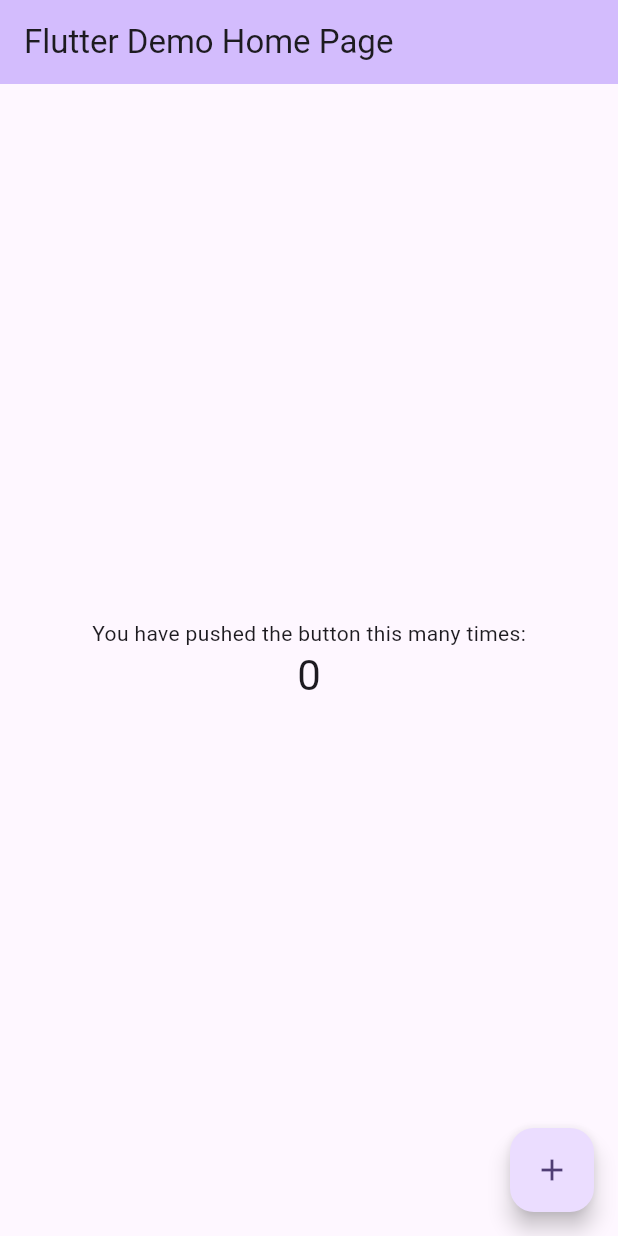
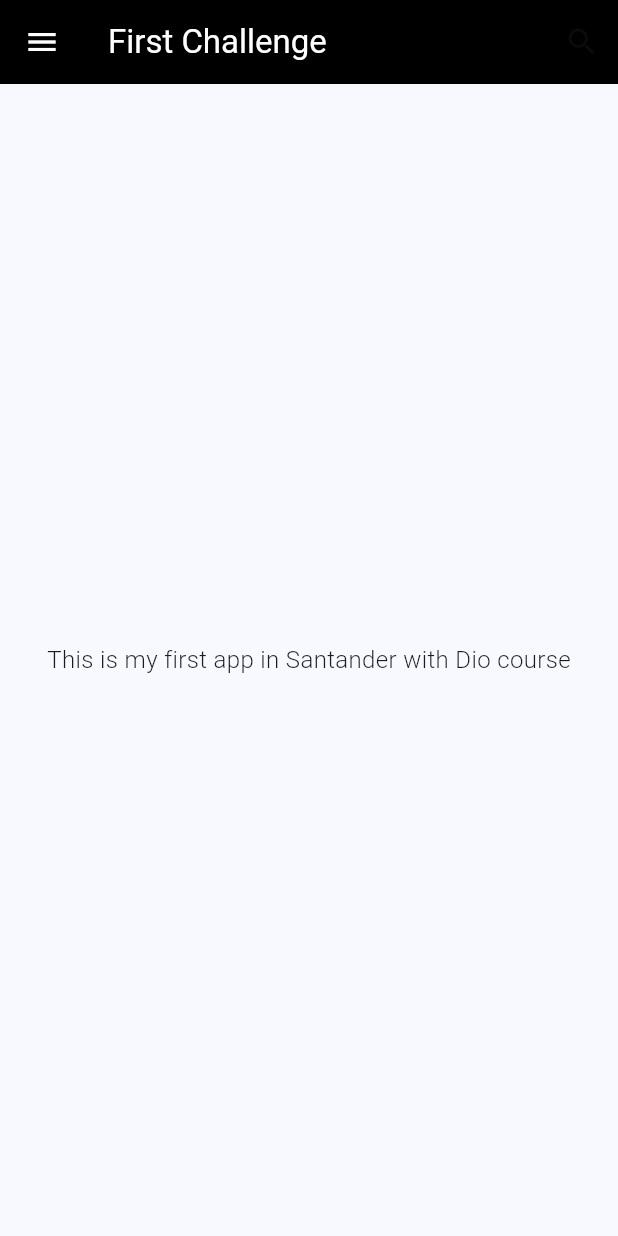
Before and after one commit to Bruno-Ces4r/myFlutterApp, a Flutter app: the screen it shows after launch, on a phone screen of 412 x 824 dp. Run offline on Flutter 3.47's test engine with Material 2 defaults, Android fonts, the phone set to English and light mode, and no system bars.

Commit message:
feature: add a simple home page

```diff
--- a/lib/main.dart
+++ b/lib/main.dart
@@ -13,40 +13,16 @@ class MyApp extends StatelessWidget {
     return MaterialApp(
       title: 'Flutter Demo',
       theme: ThemeData(
-        // This is the theme of your application.
-        //
-        // TRY THIS: Try running your application with "flutter run". You'll see
-        // the application has a blue toolbar. Then, without quitting the app,
-        // try changing the seedColor in the colorScheme below to Colors.green
-        // and then invoke "hot reload" (save your changes or press the "hot
-        // reload" button in a Flutter-supported IDE, or press "r" if you used
-        // the command line to start the app).
-        //
-        // Notice that the counter didn't reset back to zero; the application
-        // state is not lost during the reload. To reset the state, use hot
-        // restart instead.
-        //
-        // This works for code too, not just values: Most code changes can be
-        // tested with just a hot reload.
-        colorScheme: ColorScheme.fromSeed(seedColor: Colors.deepPurple),
+        colorScheme: ColorScheme.fromSeed(seedColor: Colors.blue),
         useMaterial3: true,
       ),
-      home: const MyHomePage(title: 'Flutter Demo Home Page'),
+      home: const MyHomePage(title: 'First challenge'),
     );
   }
 }
 
 class MyHomePage extends StatefulWidget {
   const MyHomePage({super.key, required this.title});
-
-  // This widget is the home page of your application. It is stateful, meaning
-  // that it has a State object (defined below) that contains fields that affect
-  // how it looks.
-
-  // This class is the configuration for the state. It holds the values (in this
-  // case the title) provided by the parent (in this case the App widget) and
-  // used by the build method of the State. Fields in a Widget subclass are
-  // always marked "final".
 
   final String title;
 
@@ -55,19 +31,6 @@ class MyHomePage extends StatefulWidget {
 }
 
 class _MyHomePageState extends State<MyHomePage> {
-  int _counter = 0;
-
-  void _incrementCounter() {
-    setState(() {
-      // This call to setState tells the Flutter framework that something has
-      // changed in this State, which causes it to rerun the build method below
-      // so that the display can reflect the updated values. If we changed
-      // _counter without calling setState(), then the build method would not be
-      // called again, and so nothing would appear to happen.
-      _counter++;
-    });
-  }
-
   @override
   Widget build(BuildContext context) {
     // This method is rerun every time setState is called, for instance as done
@@ -78,48 +41,33 @@ class _MyHomePageState extends State<MyHomePage> {
     // than having to individually change instances of widgets.
     return Scaffold(
       appBar: AppBar(
-        // TRY THIS: Try changing the color here to a specific color (to
-        // Colors.amber, perhaps?) and trigger a hot reload to see the AppBar
-        // change color while the other colors stay the same.
-        backgroundColor: Theme.of(context).colorScheme.inversePrimary,
-        // Here we take the value from the MyHomePage object that was created by
-        // the App.build method, and use it to set our appbar title.
-        title: Text(widget.title),
+        backgroundColor: Colors.black,
+        leading: const IconButton(
+          icon: Icon(
+            Icons.menu,
+            color: Colors.white,
+          ),
+          tooltip: 'Navigation Menu',
+          onPressed: null,
+        ),
+        title: const Text(
+          'First Challenge',
+          style: TextStyle(color: Colors.white),
+        ),
+        actions: const [
+          IconButton(
+            icon: Icon(Icons.search),
+            tooltip: 'Search',
+            onPressed: null,
+          )
+        ],
       ),
-      body: Center(
-        // Center is a layout widget. It takes a single child and positions it
-        // in the middle of the parent.
-        child: Column(
-          // Column is also a layout widget. It takes a list of children and
-          // arranges them vertically. By default, it sizes itself to fit its
-          // children horizontally, and tries to be as tall as its parent.
-          //
-          // Column has various properties to control how it sizes itself and
-          // how it positions its children. Here we use mainAxisAlignment to
-          // center the children vertically; the main axis here is the vertical
-          // axis because Columns are vertical (the cross axis would be
-          // horizontal).
-          //
-          // TRY THIS: Invoke "debug painting" (choose the "Toggle Debug Paint"
-          // action in the IDE, or press "p" in the console), to see the
-          // wireframe for each widget.
-          mainAxisAlignment: MainAxisAlignment.center,
-          children: <Widget>[
-            const Text(
-              'You have pushed the button this many times:',
-            ),
-            Text(
-              '$_counter',
-              style: Theme.of(context).textTheme.headlineMedium,
-            ),
-          ],
+      body: const Center(
+        child: Text(
+          'This is my first app in Santander with Dio course',
+          style: TextStyle(fontSize: 16, fontWeight: FontWeight.w300),
         ),
       ),
-      floatingActionButton: FloatingActionButton(
-        onPressed: _incrementCounter,
-        tooltip: 'Increment',
-        child: const Icon(Icons.add),
-      ), // This trailing comma makes auto-formatting nicer for build methods.
     );
   }
 }
```
